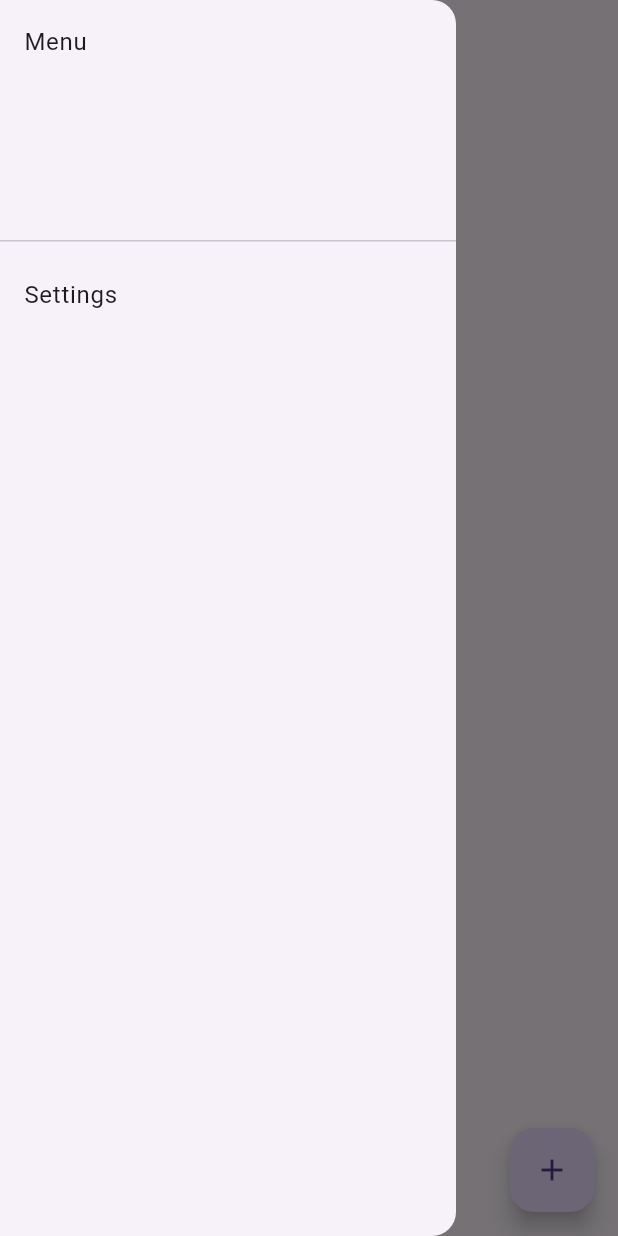
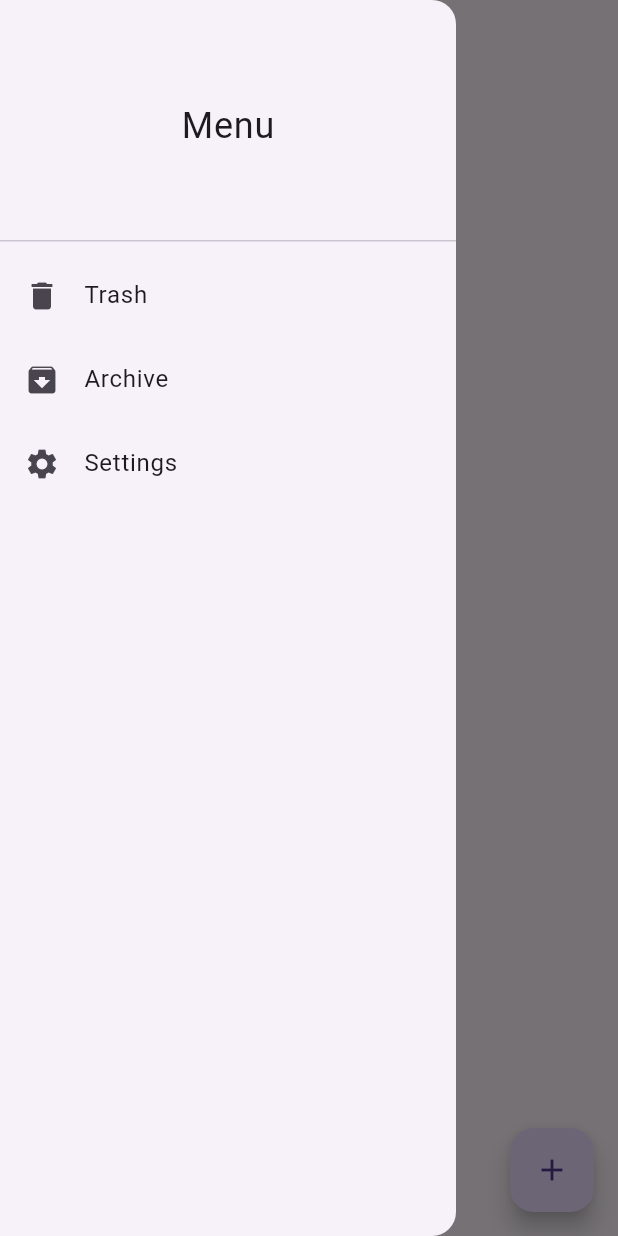
Before and after one commit to ToghrulAG/Tnotes_flutter, a Flutter app: the screen it shows after launch, with the side drawer open, on a phone screen of 412 x 824 dp. Run offline on Flutter 3.47's test engine with Material 3 defaults, Android fonts, the phone set to English and light mode, and no system bars; our stand-ins replace flutter_riverpod, hive, hive_flutter; accounts and stored records are empty.

Commit message:
added working delete icons, added drawers icon

```diff
--- a/lib/features/home/presentation/home_screen.dart
+++ b/lib/features/home/presentation/home_screen.dart
@@ -1,6 +1,7 @@
 import 'package:flutter/material.dart';
 import 'package:flutter_riverpod/flutter_riverpod.dart';
 import 'package:notes_flutter/screens/add_note_screen.dart';
+import 'package:notes_flutter/screens/trash_box_screen.dart';
 import '../../../state/notes_controller.dart';
 
 class HomeScreen extends ConsumerWidget {
@@ -14,8 +15,31 @@ class HomeScreen extends ConsumerWidget {
       drawer: Drawer(
         child: ListView(
           children: [
-            DrawerHeader(child: const Text('Menu')),
-            ListTile(onTap: () {}, title: const Text('Settings')),
+            DrawerHeader(
+              child: const Center(
+                child: Text('Menu', style: TextStyle(fontSize: 24)),
+              ),
+            ),
+            ListTile(
+              onTap: () {
+                Navigator.push(
+                  context,
+                  MaterialPageRoute(builder: (_) => TrashBoxScreen()),
+                );
+              },
+              title: const Text('Trash'),
+              leading: Icon(Icons.delete),
+            ),
+            ListTile(
+              onTap: () {},
+              title: const Text('Archive'),
+              leading: Icon(Icons.archive),
+            ),
+            ListTile(
+              onTap: () {},
+              title: const Text('Settings'),
+              leading: Icon(Icons.settings),
+            ),
           ],
         ),
       ),
@@ -27,11 +51,21 @@ class HomeScreen extends ConsumerWidget {
             : ListView.builder(
                 itemCount: list.length,
                 itemBuilder: (_, index) {
-                  final n = list[index];
+                  final note = list[index];
                   return ListTile(
-                    title: Text(n.title),
+                    trailing: IconButton(
+                      onPressed: () {
+                        ref.read(notesProvider.notifier).toTrash(note);
+
+                      },
+                      icon: Icon(
+                        Icons.delete_outline,
+                        color: const Color.fromARGB(255, 136, 60, 55),
+                      ),
+                    ),
+                    title: Text(note.title),
                     subtitle: Text(
-                      n.content,
+                      note.content,
                       maxLines: 1,
                       overflow: TextOverflow.ellipsis,
                     ),
```
